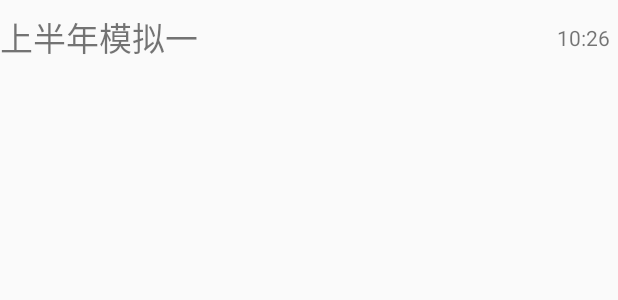
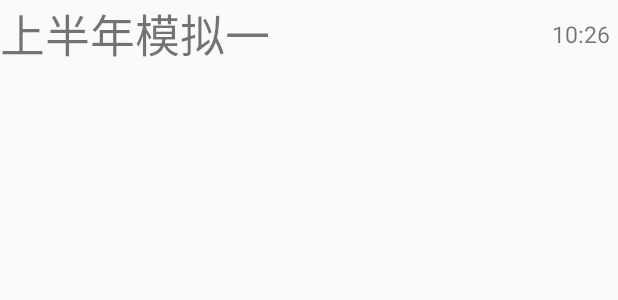
Before and after one commit to hangtianfeige/kaozhengzy, an Android app: the layout xiangguanzl_shipin_item.xml on its own in the app's theme, with its tools: preview values and no code run, on a phone screen of 412 x 824 dp. Shown: the top 300 px of the screen. Run offline under Robolectric (Android 15) with nearby library versions, the phone set to English and light mode, and no system bars.

Commit message:
第十三次提交-------视频资源有优化结束

```diff
--- a/app/src/main/res/layout/xiangguanzl.xml
+++ b/app/src/main/res/layout/xiangguanzl.xml
@@ -24,7 +24,7 @@
         android:id="@+id/list_xiangguanzl_ppt"
         android:layout_width="match_parent"
         android:layout_height="wrap_content"
-        android:layout_weight="2"
+        android:layout_weight="1"
         />
 
     <TextView
--- a/app/src/main/res/layout/xiangguanzl_shipin_item.xml
+++ b/app/src/main/res/layout/xiangguanzl_shipin_item.xml
@@ -3,7 +3,7 @@
 <RelativeLayout
     xmlns:android="http://schemas.android.com/apk/res/android"
     android:layout_width="match_parent"
-    android:layout_height="50dp">
+    android:layout_height="wrap_content">
 
     <TextView
         android:id="@+id/list_item_title"
@@ -12,7 +12,7 @@
         android:layout_centerVertical="true"
 
         android:text="上半年模拟一"
-        android:textSize="10pt"
+        android:textSize="30dp"
         />
 
     <TextView
@@ -22,6 +22,7 @@
         android:layout_alignParentRight="true"
         android:layout_centerVertical="true"
         android:layout_marginRight="5dp"
+        android:textSize="15dp"
         android:text="10:26"
         />
 </RelativeLayout>
```
Also changed, not shown: app/src/main/java/com/example/administrator/kaozhengzy/XListView.java (+4 -6 lines), app/src/main/java/com/example/administrator/kaozhengzy/XiangGuanZl.java (+41 -10 lines).
